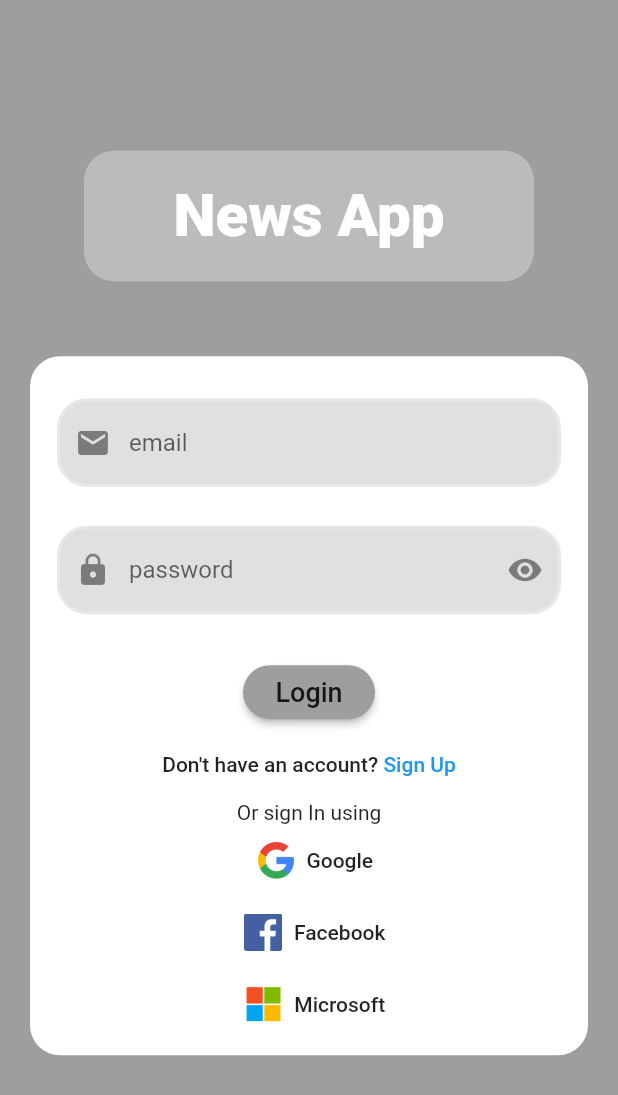
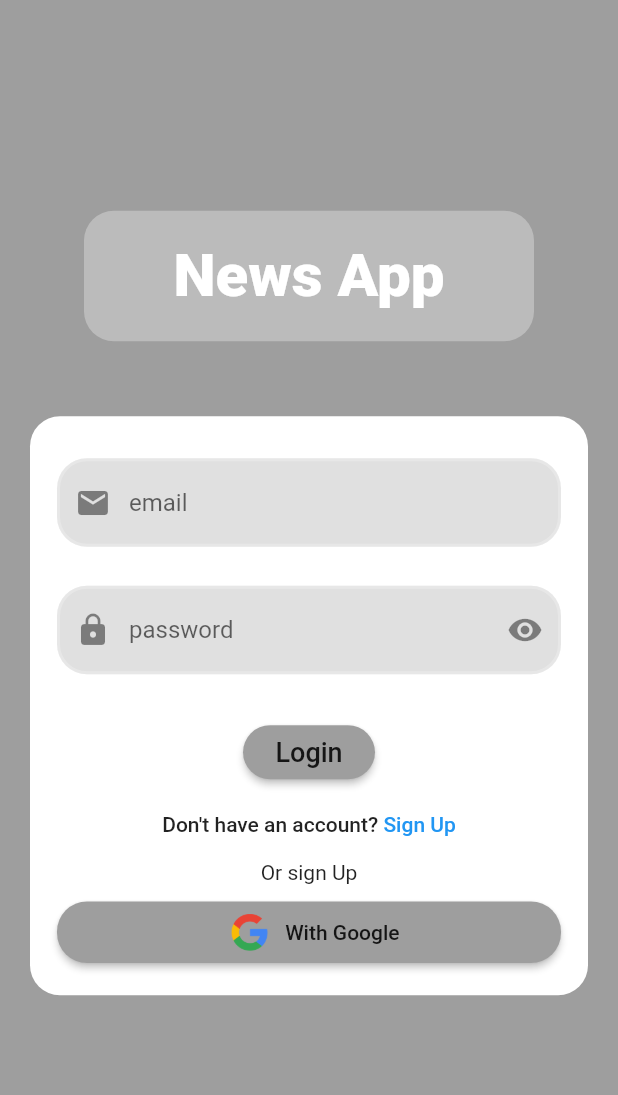
Before and after one commit to SanketSarmalkar/News_App_using_Flutter, a Flutter app: the screen it shows after launch, on a phone screen of 412 x 824 dp. Shown: the top 1095 px of the screen. Run offline on Flutter 3.47's test engine with Material 2 defaults, Android fonts, the phone set to English and light mode, and no system bars; our stand-ins replace dropdown_button2, firebase_auth, firebase_core, get, google_sign_in, shared_preferences and 1 more; missing offline and left inert: animated_card, country_icons; accounts and stored records are empty; Roboto replaces fonts that are missing (avenir).

Commit message:
google signin and profile

```diff
--- a/lib/controller/email_info_controller.dart
+++ b/lib/controller/email_info_controller.dart
@@ -4,8 +4,10 @@ import 'package:get/get.dart';
 import '../services/auth.dart';
 
 class EmailInfoController extends GetxController{
+    var isVerified = true.obs;
     var email = "".obs;
     var password = "".obs;
+    var name = "".obs;
     var error = "".obs;
     var showPassword = true.obs;
 
@@ -21,6 +23,9 @@ class EmailInfoController extends GetxController{
     void changeShowPassword(){
         showPassword.value = !showPassword.value;
     }
+    void verificationMode(bool k){
+        isVerified.value = k;
+    }
 
 
 
--- a/lib/controller/theme_controller.dart
+++ b/lib/controller/theme_controller.dart
@@ -7,7 +7,7 @@ class ThemeController extends GetxController{
   var theme = "light".obs;
   var themeColors = [
     Colors.black,
-    Colors.white24,
+    Colors.black26,
     Colors.white38,
     Colors.white60,
     Colors.white,
--- a/lib/main.dart
+++ b/lib/main.dart
@@ -2,6 +2,7 @@ import 'dart:ui';
 
 import 'package:flutter/material.dart';
 import 'package:firebase_auth/firebase_auth.dart';
+import 'package:google_sign_in/google_sign_in.dart';
 import 'package:news_app/init/app_route.dart';
 import 'package:news_app/models/themes.dart';
 import 'package:news_app/models/user.dart';
@@ -11,6 +12,8 @@ import 'package:get/get.dart';
 import 'package:firebase_core/firebase_core.dart';
 import 'package:news_app/services/auth.dart';
 import 'package:provider/provider.dart';
+
+//    ./gradlew signingReport
 
 void main() async{
   WidgetsFlutterBinding.ensureInitialized();
@@ -28,7 +31,18 @@ class MyApp extends StatefulWidget {
 class _MyAppState extends State<MyApp> {
   // final ThemeData _darkTheme = ThemeData(
   @override
+  void initState() {
+    // TODO: implement initState
+    if (FirebaseAuth.instance.currentUser == null) {
+      GoogleSignIn googleSignIn = GoogleSignIn();
+      googleSignIn.signOut();
+      FirebaseAuth.instance.signOut();
+    }
+    super.initState();
+  }
+  @override
   Widget build(BuildContext context) {
+    //if(FirebaseAuth.instance.currentUser!.uid==null)AuthService().signOut();
     return StreamProvider<UserUid?>.value(
       value: AuthService().user,
       initialData: null,
--- a/lib/models/theme_data.dart
+++ b/lib/models/theme_data.dart
@@ -4,7 +4,7 @@ class ThemeColorData {
 
   final List<Color> lightColor =[
     Colors.black,
-    Colors.white24,
+    Colors.black26,
     Colors.white38,
     Colors.white60,
     Colors.white,
--- a/lib/screens/authentication/login.dart
+++ b/lib/screens/authentication/login.dart
@@ -6,15 +6,14 @@ import 'package:news_app/services/auth.dart';
 class Login extends StatelessWidget {
   Login({Key? key}) : super(key: key);
 
-
   final _formkey = GlobalKey<FormState>();
   final AuthService _auth = AuthService();
   EmailInfoController emailInfoController = Get.put(EmailInfoController());
 
-
   @override
   Widget build(BuildContext context) {
-    return Obx(()=> Scaffold(
+    return Obx(
+      () => Scaffold(
         resizeToAvoidBottomInset: false,
         body: Container(
           color: Colors.grey,
@@ -28,13 +27,13 @@ class Login extends StatelessWidget {
                       borderRadius: BorderRadius.circular(20)),
                   width: 300,
                   child: Column(
-                    children: [
+                    children: const [
                       // Padding(
                       //   padding: const EdgeInsets.all(8.0),
                       //   child: Icon(Icons.newspaper,),
                       // ),
                       Padding(
-                        padding: const EdgeInsets.all(20.0),
+                        padding: EdgeInsets.all(20.0),
                         child: Center(
                             child: Text(
                           "News App",
@@ -101,7 +100,8 @@ class Login extends StatelessWidget {
                           Padding(
                             padding: EdgeInsets.all(8.0),
                             child: TextFormField(
-                              obscureText: emailInfoController.showPassword.value,
+                              obscureText:
+                                  emailInfoController.showPassword.value,
                               decoration: InputDecoration(
                                 suffixIcon: GestureDetector(
                                   child: Icon(
@@ -141,21 +141,33 @@ class Login extends StatelessWidget {
                             ),
                             color: Colors.grey,
                             onPressed: () async {
-                              if (emailInfoController.email!="" && emailInfoController.password.toString().length>=8) {
-                                dynamic result = await _auth
-                                    .signInWithEmailAndPassword(emailInfoController.email.toString(), emailInfoController.password.toString());
+                              if (emailInfoController.email != "" &&
+                                  emailInfoController.password
+                                          .toString()
+                                          .length >=
+                                      8) {
+                                dynamic result =
+                                    await _auth.signInWithEmailAndPassword(
+                                        emailInfoController.email.toString(),
+                                        emailInfoController.password
+                                            .toString());
                                 if (result == null) {
-                                  emailInfoController.changeError('Invalid EmailId or wrong password');
+                                  emailInfoController.changeError(
+                                      'Invalid EmailId or wrong password');
                                   Get.snackbar(
                                     "Error",
                                     emailInfoController.error.toString(),
-                                    icon: Icon(Icons.error, color: Colors.white),
+                                    icon:
+                                        Icon(Icons.error, color: Colors.white),
                                     backgroundColor: Colors.black12,
                                     snackPosition: SnackPosition.BOTTOM,
                                   );
                                 }
-                              }else{
-                                emailInfoController.changeError((emailInfoController.email.toString()=="")?"email can't be empty":"password should contain min. 8 characters");
+                              } else {
+                                emailInfoController.changeError(
+                                    (emailInfoController.email.toString() == "")
+                                        ? "email can't be empty"
+                                        : "password should contain min. 8 characters");
                                 Get.snackbar(
                                   "Error",
                                   emailInfoController.error.toString(),
@@ -178,51 +190,94 @@ class Login extends StatelessWidget {
                               mainAxisAlignment: MainAxisAlignment.center,
                               children: [
                                 Text("Don't have an account?"),
-                                Text(" Sign Up",style: TextStyle(color: Colors.blue),)
+                                Text(
+                                  " Sign Up",
+                                  style: TextStyle(color: Colors.blue),
+                                )
                               ],
                             ),
                           ),
-                          Text("Or sign In using"),
-                          MaterialButton(
-                            onPressed: (){},
+                          Text("Or sign Up"),
+                          Padding(
+                            padding: const EdgeInsets.all(8.0),
+                            child: MaterialButton(
+                              shape: RoundedRectangleBorder(
+                                borderRadius: BorderRadius.circular(20),
+                              ),
+                              color: Colors.grey,
+                              onPressed: () async {
+                                dynamic result = await _auth.signInWithGoogle();
+                                if (result == null) {
+                                  emailInfoController.changeError(
+                                      'Something went wrong, try again later...');
+                                  Get.snackbar(
+                                    "Error",
+                                    emailInfoController.error.toString(),
+                                    icon:
+                                        Icon(Icons.error, color: Colors.white),
+                                    backgroundColor: Colors.black12,
+                                    snackPosition: SnackPosition.BOTTOM,
+                                  );
+                                } else {
+                                  emailInfoController
+                                      .changeError('Successfully Signed In');
+                                  Get.snackbar(
+                                    "Success",
+                                    emailInfoController.error.toString(),
+                                    icon: Icon(Icons.check_circle,
+                                        color: Colors.green),
+                                    backgroundColor: Colors.white,
+                                    snackPosition: SnackPosition.BOTTOM,
+                                  );
+                                }
+                              },
                               child: Row(
                                 mainAxisAlignment: MainAxisAlignment.center,
                                 children: [
                                   Padding(
                                     padding: const EdgeInsets.all(8.0),
-                                  child: Image.asset('images/google.png',height: 25,),
+                                    child: Image.asset(
+                                      'images/google.png',
+                                      height: 25,
                                     ),
-                                Text("Google"),
+                                  ),
+                                  Text(" With Google"),
                                 ],
                               ),
                             ),
-                          MaterialButton(
-                            onPressed: (){},
-                            child: Row(
-                              mainAxisAlignment: MainAxisAlignment.center,
-                              children: [
-                                Padding(
-                                  padding: const EdgeInsets.all(8.0),
-                                  child: Image.asset('images/Facebook.png',height: 25,),
                           ),
-                                Text("Facebook"),
-                              ],
-                            ),
-                          ),
-                          MaterialButton(
-                            onPressed: (){},
-                            child: Row(
-                              mainAxisAlignment: MainAxisAlignment.center,
-                              children: [
-                                Padding(
-                                  padding: const EdgeInsets.all(8.0),
-                                  child: Image.asset('images/Microsoft.png',height: 25,),
-                                ),
-                                Text("Microsoft"),
-                              ],
-                            ),
-                          )
-
+                          // MaterialButton(
+                          //   color: Colors.grey,
+                          //   onPressed: (){},
+                          //   child: Row(
+                          //     mainAxisAlignment: MainAxisAlignment.center,
+                          //     children: [
+                          //       Padding(
+                          //         padding: const EdgeInsets.all(8.0),
+                          //         child: Image.asset('images/Facebook.png',height: 25,),
+                          //       ),
+                          //       Text("Facebook"),
+                          //     ],
+                          //   ),
+                          // ),
+                          // MaterialButton(
+                          //   color: Colors.grey,
+                          //   onPressed: (){},
+                          //   child: Row(
+                          //     mainAxisAlignment: MainAxisAlignment.center,
+                          //     children: [
+                          //       Padding(
+                          //         padding: const EdgeInsets.all(8.0),
+                          //         child: Image.asset('images/Microsoft.png',height: 25,),
+                          //       ),
+                          //       Text("Microsoft"),
+                          //     ],
+                          //   ),
+                          // )
+                          // Padding(
+                          //   padding: EdgeInsets.only(top: 50, bottom: 20),
+                          //   child: Text("@ VidyudhanuLabs"),
+                          // ),
                         ],
                       ),
                     ),
--- a/lib/screens/authentication/signup.dart
+++ b/lib/screens/authentication/signup.dart
@@ -153,9 +153,9 @@ class SignUp extends StatelessWidget {
                                     backgroundColor: Colors.black12,
                                     snackPosition: SnackPosition.BOTTOM,
                                   );
-                                }else{
-                                  Get.back();
-                                }
+                                }if(_auth.emailVerified()){
+                                   emailInfoController.isVerified(true);
+                                 }
                               } else {
                                 emailInfoController.changeError(
                                     (emailInfoController.email.toString() == "")
--- a/pubspec.yaml
+++ b/pubspec.yaml
@@ -48,6 +48,7 @@ dependencies:
   firebase_auth: ^4.2.5
   cloud_firestore: ^4.3.1
   provider: ^6.0.5
+  google_sign_in: ^5.4.3
 
 dev_dependencies:
   flutter_test:
```
Also changed, not shown: lib/components/side_bar.dart (+67 -24 lines), lib/controller/newscontroller.dart (+7 -0 lines), lib/services/auth.dart (+69 -19 lines), pubspec.lock. Lines whose indentation alone changed are shown as unchanged.
